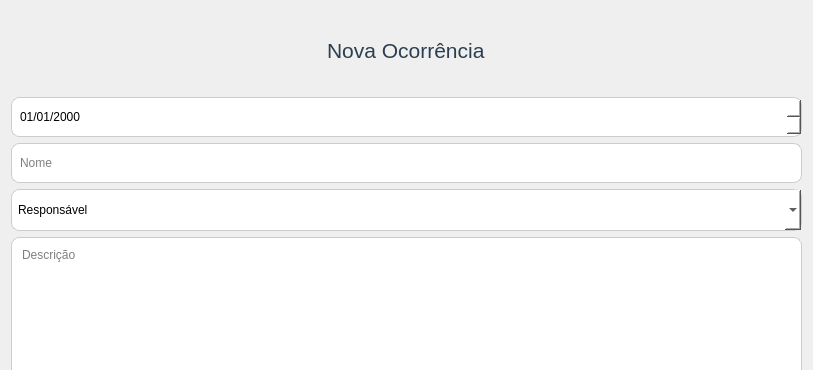
Above: App/view/ui/newReport.ui from Senac-SOR-ADS/Gerenciamento-Escolar before the change; both pictures show x 0 to 813 and y 0 to 370 of the 813 by 791 pixel window. Below: the same form after it.
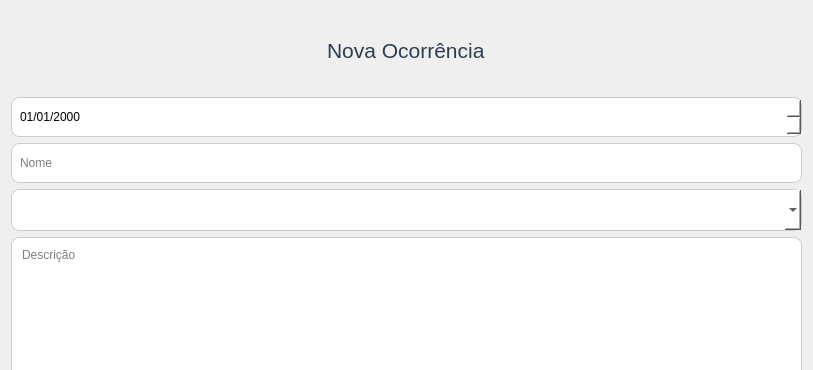
That is the form after the change. Icons and pictures are not drawn.

Patch:
```diff
--- a/App/view/ui/newReport.ui
+++ b/App/view/ui/newReport.ui
@@ -61,7 +61,7 @@
   </property>
   <layout class="QVBoxLayout" name="verticalLayout_2">
    <item>
-    <layout class="QVBoxLayout" name="verticalLayout" stretch="0,0,0,0,0">
+    <layout class="QVBoxLayout" name="verticalLayout" stretch="0,0,0,0,0,0">
      <property name="bottomMargin">
       <number>0</number>
      </property>
@@ -126,11 +126,6 @@
 		margin-bottom: 0px;
 }</string>
        </property>
-       <item>
-        <property name="text">
-         <string>Responsável</string>
-        </property>
-       </item>
       </widget>
      </item>
      <item>
```
